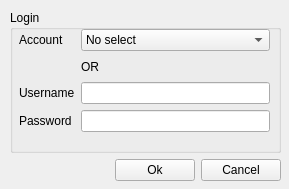
This is client/Connect.ui in canercandan/qlik as Qt 5 draws it before an edit. The edited form follows.
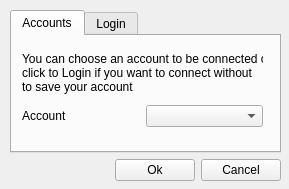
This is the edited form.

The edit to the form file:
```diff
--- a/client/Connect.ui
+++ b/client/Connect.ui
@@ -23,81 +23,94 @@
    </property>
    <layout class="QVBoxLayout" >
     <item>
-     <widget class="QGroupBox" name="groupBox_2" >
-      <property name="title" >
+     <widget class="QTabWidget" name="connectBox" >
+      <property name="currentIndex" >
+       <number>0</number>
+      </property>
+      <widget class="QWidget" name="tab" >
+       <attribute name="title" >
+        <string>Accounts</string>
+       </attribute>
+       <widget class="QWidget" name="verticalLayout_2" >
+        <property name="geometry" >
+         <rect>
+          <x>10</x>
+          <y>10</y>
+          <width>241</width>
+          <height>81</height>
+         </rect>
+        </property>
+        <layout class="QVBoxLayout" >
+         <item>
+          <widget class="QLabel" name="label_2" >
+           <property name="text" >
+            <string>You can choose an account to be connected or 
+click to Login if you want to connect without 
+to save your account</string>
+           </property>
+          </widget>
+         </item>
+         <item>
+          <layout class="QHBoxLayout" >
+           <item>
+            <widget class="QLabel" name="label" >
+             <property name="text" >
+              <string>Account</string>
+             </property>
+            </widget>
+           </item>
+           <item>
+            <widget class="QComboBox" name="accounts" />
+           </item>
+          </layout>
+         </item>
+        </layout>
+       </widget>
+      </widget>
+      <widget class="QWidget" name="tab_2" >
+       <attribute name="title" >
        <string>Login</string>
-      </property>
-      <widget class="QWidget" name="gridLayout_2" >
+       </attribute>
+       <widget class="QWidget" name="gridLayout" >
        <property name="geometry" >
         <rect>
-         <x>9</x>
-         <y>19</y>
-         <width>251</width>
-         <height>103</height>
+          <x>10</x>
+          <y>10</y>
+          <width>241</width>
+          <height>81</height>
         </rect>
        </property>
        <layout class="QGridLayout" >
-        <item row="2" column="0" >
+         <item row="0" column="0" >
          <widget class="QLabel" name="label_3" >
           <property name="text" >
            <string>Username</string>
           </property>
-          <property name="buddy" >
-           <cstring>username</cstring>
-          </property>
-         </widget>
-        </item>
-        <item row="2" column="1" >
+          </widget>
+         </item>
+         <item row="0" column="1" >
          <widget class="QLineEdit" name="username" >
           <property name="maxLength" >
            <number>20</number>
           </property>
          </widget>
         </item>
-        <item row="3" column="0" >
+         <item row="1" column="0" >
          <widget class="QLabel" name="label_4" >
           <property name="text" >
            <string>Password</string>
           </property>
-          <property name="buddy" >
-           <cstring>password</cstring>
-          </property>
-         </widget>
-        </item>
-        <item row="3" column="1" >
-         <widget class="QLineEdit" name="password" >
-          <property name="maxLength" >
-           <number>20</number>
-          </property>
-          <property name="echoMode" >
-           <enum>QLineEdit::Password</enum>
-          </property>
-         </widget>
-        </item>
-        <item row="0" column="0" >
-         <widget class="QLabel" name="label_2" >
-          <property name="text" >
-           <string>Account</string>
-          </property>
-         </widget>
-        </item>
-        <item row="0" column="1" >
-         <widget class="QComboBox" name="comboBox" >
-          <item>
-           <property name="text" >
-            <string>No select</string>
-           </property>
-          </item>
          </widget>
         </item>
         <item row="1" column="1" >
-         <widget class="QLabel" name="label" >
-          <property name="text" >
-           <string>OR</string>
+          <widget class="QLineEdit" name="password" >
+           <property name="maxLength" >
+            <number>20</number>
           </property>
          </widget>
         </item>
        </layout>
+       </widget>
       </widget>
      </widget>
     </item>
```
Left out of the diff: 2 changed lines with no effect on the pictures. Lines whose indentation alone changed are shown as unchanged.
